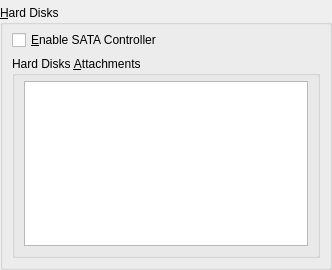
jljuxgm/vboxgit, file vbox/src/VBox/Frontends/VirtualBox4/ui/VBoxVMSettingsHD.ui: the form before one commit.
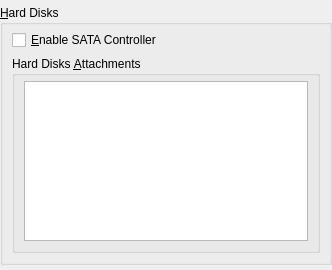
The form after the commit. Custom widgets are drawn as their Qt base class.

```diff
--- a/vbox/src/VBox/Frontends/VirtualBox4/ui/VBoxVMSettingsHD.ui
+++ b/vbox/src/VBox/Frontends/VirtualBox4/ui/VBoxVMSettingsHD.ui
@@ -37,7 +37,7 @@
     <number>0</number>
    </property>
    <property name="bottomMargin" >
-    <number>0</number>
+    <number>5</number>
    </property>
    <item>
     <widget class="QGroupBox" name="mGbHD" >
```
Left out of the diff: 4 changed lines with no effect on the pictures.
